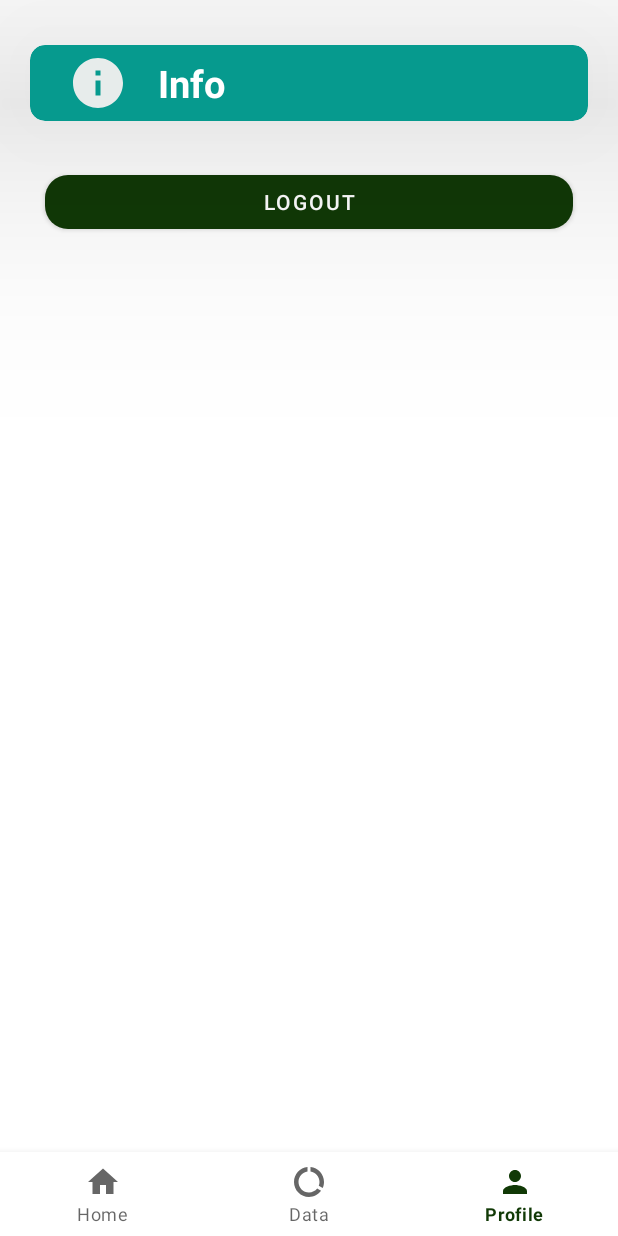
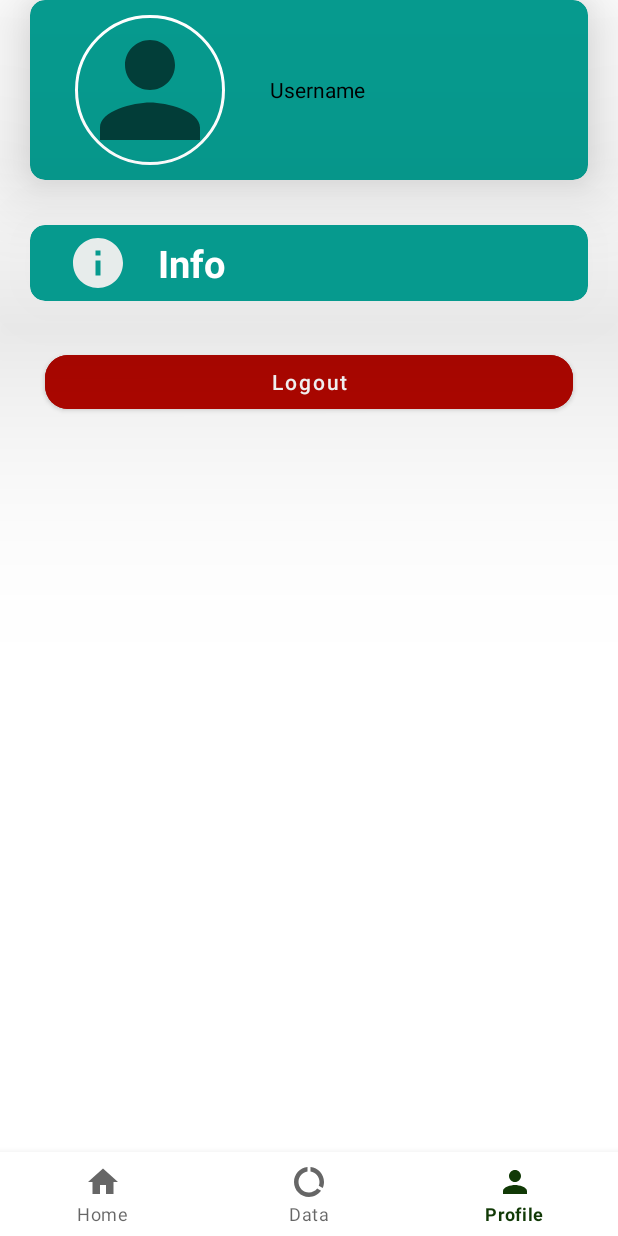
Before and after one commit to rian0502/colalin, an Android app: the HomeActivity screen opened directly, with no data from a screen before it, item 3 of the bottom bar chosen, on a phone screen of 412 x 824 dp. Run offline under Robolectric (Android 15) with nearby library versions, the phone set to English and light mode, and no system bars; our stand-ins replace CircleImageView; 1 statement that could not run was skipped.

Commit message:
add profile menu

```diff
--- a/app/build.gradle
+++ b/app/build.gradle
@@ -42,6 +42,7 @@ dependencies {
     implementation 'androidx.recyclerview:recyclerview:1.3.0-alpha02'
     implementation 'com.squareup.retrofit2:retrofit:2.9.0'
     implementation 'com.squareup.retrofit2:converter-gson:2.9.0'
+    implementation 'de.hdodenhof:circleimageview:3.1.0'
     implementation 'com.github.bumptech.glide:glide:4.13.1'
     implementation 'com.squareup.okhttp3:logging-interceptor:5.0.0-alpha.6'
     implementation 'com.squareup.okhttp3:okhttp:5.0.0-alpha.6'
--- a/app/src/main/java/com/belajar/colalin/homeView/HomeActivity.java
+++ b/app/src/main/java/com/belajar/colalin/homeView/HomeActivity.java
@@ -18,17 +18,17 @@ import java.util.ArrayList;
 
 public class HomeActivity extends AppCompatActivity {
     private  ArrayList<ListMenu> data ;
+    private Bundle bundle;
     @Override
     protected void onCreate(Bundle savedInstanceState) {
         super.onCreate(savedInstanceState);
         com.belajar.colalin.databinding.ActivityHomeBinding binding = ActivityHomeBinding.inflate(getLayoutInflater());
         setContentView(binding.getRoot());
-        Bundle bundle = getIntent().getExtras();
+        bundle = getIntent().getExtras();
         BottomNavigationView bottomNavigationView = binding.bottomNavigation;
         bottomNavigationView.setOnItemSelectedListener(navListener);
         ListData.addData();
         data = ListData.getData();
-        Toast.makeText(this, bundle.getString("username"), Toast.LENGTH_SHORT).show();
         if (savedInstanceState == null){
             getSupportFragmentManager().beginTransaction().replace(R.id.fragment_home_container, new HomeFragment(data)).commit();
         }
@@ -50,6 +50,7 @@ public class HomeActivity extends AppCompatActivity {
                     break;
             }
             assert fragment != null;
+            fragment.setArguments(bundle);
             getSupportFragmentManager().beginTransaction().replace(R.id.fragment_home_container, fragment).commit();
             return true;
         }
--- a/app/src/main/java/com/belajar/colalin/homeView/HomeFragment.java
+++ b/app/src/main/java/com/belajar/colalin/homeView/HomeFragment.java
@@ -17,7 +17,6 @@ import java.util.ArrayList;
 public class HomeFragment extends Fragment {
 
     private final ArrayList< ListMenu > menus;
-
     public HomeFragment(ArrayList< ListMenu > menus) {
         this.menus = menus;
     }
--- a/app/src/main/java/com/belajar/colalin/homeView/ProfileFragment.java
+++ b/app/src/main/java/com/belajar/colalin/homeView/ProfileFragment.java
@@ -10,6 +10,7 @@ import androidx.fragment.app.Fragment;
 import android.view.LayoutInflater;
 import android.view.View;
 import android.view.ViewGroup;
+import android.widget.Toast;
 
 import com.belajar.colalin.MainActivity;
 import com.belajar.colalin.R;
@@ -19,16 +20,18 @@ import com.belajar.colalin.databinding.FragmentProfileBinding;
 
 public class ProfileFragment extends Fragment {
     private FragmentProfileBinding binding;
+
     public ProfileFragment() {
         // Required empty public constructor
     }
 
 
     @Override
-    public View onCreateView(LayoutInflater inflater, ViewGroup container,
+    public View onCreateView(@NonNull LayoutInflater inflater, ViewGroup container,
                              Bundle savedInstanceState) {
         // Inflate the layout for this fragment
         binding = FragmentProfileBinding.inflate(inflater, container, false);
+        binding.tvUsernameView.setText(this.getArguments().getString("username"));
         return binding.getRoot();
     }
 
@@ -39,7 +42,7 @@ public class ProfileFragment extends Fragment {
             SessionManagement sessionManagement = new SessionManagement(getActivity());
             sessionManagement.removeSession();
             Intent intent = new Intent(getActivity(), MainActivity.class);
-            intent.addFlags(Intent.FLAG_ACTIVITY_CLEAR_TOP |Intent.FLAG_ACTIVITY_CLEAR_TASK | Intent.FLAG_ACTIVITY_NEW_TASK);
+            intent.addFlags(Intent.FLAG_ACTIVITY_CLEAR_TOP | Intent.FLAG_ACTIVITY_CLEAR_TASK | Intent.FLAG_ACTIVITY_NEW_TASK);
             startActivity(intent);
             getActivity().finish();
         });
--- /dev/null
+++ b/app/src/main/res/drawable/ic_fback.xml
@@ -0,0 +1,6 @@
+<vector android:alpha="0.94" android:autoMirrored="true"
+    android:height="24dp" android:tint="#0C0B0B"
+    android:viewportHeight="24" android:viewportWidth="24"
+    android:width="24dp" xmlns:android="http://schemas.android.com/apk/res/android">
+    <path android:fillColor="@android:color/white" android:pathData="M6.23,20.23l1.77,1.77l10,-10l-10,-10l-1.77,1.77l8.23,8.23z"/>
+</vector>
--- a/app/src/main/res/layout/fragment_profile.xml
+++ b/app/src/main/res/layout/fragment_profile.xml
@@ -6,6 +6,40 @@
     android:layout_height="match_parent"
     android:orientation="vertical"
     tools:context=".homeView.ProfileFragment">
+
+    <androidx.cardview.widget.CardView
+        android:layout_width="match_parent"
+        android:layout_height="wrap_content"
+        android:layout_marginStart="20sp"
+        android:layout_marginEnd="20sp"
+        android:backgroundTint="#069A8E"
+        app:cardCornerRadius="10dp"
+        app:cardElevation="30sp">
+
+        <LinearLayout
+            android:layout_width="match_parent"
+            android:layout_height="wrap_content"
+            android:orientation="horizontal"
+            android:padding="10sp">
+
+            <de.hdodenhof.circleimageview.CircleImageView
+                android:layout_width="100dp"
+                android:layout_height="100dp"
+                android:layout_gravity="center"
+                android:layout_marginStart="20sp"
+                android:src="@drawable/icon_profile"
+                app:civ_border_color="@color/white"
+                app:civ_border_width="2dp" />
+
+            <TextView
+                android:id="@+id/tvUsername_view"
+                android:layout_width="wrap_content"
+                android:layout_height="wrap_content"
+                android:layout_gravity="center"
+                android:layout_marginStart="30sp"
+                android:text="Username" />
+        </LinearLayout>
+    </androidx.cardview.widget.CardView>
 
     <androidx.cardview.widget.CardView
         android:id="@+id/menu_info"
@@ -23,8 +57,8 @@
         <LinearLayout
             android:layout_width="match_parent"
             android:layout_height="wrap_content"
-            android:padding="5sp"
-            android:orientation="horizontal">
+            android:orientation="horizontal"
+            android:padding="5sp">
 
             <ImageView
                 android:layout_width="40sp"
@@ -50,7 +84,10 @@
         android:layout_height="wrap_content"
         android:layout_marginStart="30dp"
         android:layout_marginEnd="30dp"
+        android:backgroundTint="#B20600"
         android:text="Logout"
+        android:textAllCaps="false"
+        android:textColor="@color/white"
         app:cornerRadius="15sp" />
 
 </LinearLayout>
```
Also changed, not shown: app/src/main/java/com/belajar/colalin/accountView/FpasswordFragment.java (+2 -7 lines), app/src/main/res/layout/fragment_fpassword.xml (+34 -4 lines), app/src/main/res/layout/item_counter.xml (added, +61 -0 lines).
